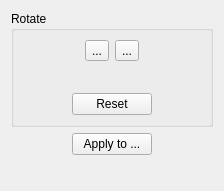
Above: filters/fix_orientation/ui/OrientationOptionsWidget.ui from 4lex4/scantailor-advanced before the change. Below: the same form after it.
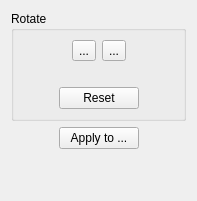
That is the form after the change. Icons and pictures are not drawn.

The edit to the form file:
```diff
--- a/filters/fix_orientation/ui/OrientationOptionsWidget.ui
+++ b/filters/fix_orientation/ui/OrientationOptionsWidget.ui
@@ -6,8 +6,8 @@
    <rect>
     <x>0</x>
     <y>0</y>
-    <width>224</width>
-    <height>191</height>
+    <width>197</width>
+    <height>201</height>
    </rect>
   </property>
   <property name="windowTitle">
@@ -29,8 +29,8 @@
           </property>
           <property name="sizeHint" stdset="0">
            <size>
-            <width>40</width>
-            <height>20</height>
+            <width>1</width>
+            <height>1</height>
            </size>
           </property>
          </spacer>
@@ -76,8 +76,8 @@
           </property>
           <property name="sizeHint" stdset="0">
            <size>
-            <width>40</width>
-            <height>20</height>
+            <width>1</width>
+            <height>1</height>
            </size>
           </property>
          </spacer>
@@ -93,8 +93,8 @@
           </property>
           <property name="sizeHint" stdset="0">
            <size>
-            <width>40</width>
-            <height>20</height>
+            <width>1</width>
+            <height>1</height>
            </size>
           </property>
          </spacer>
@@ -116,8 +116,8 @@
           </property>
           <property name="sizeHint" stdset="0">
            <size>
-            <width>40</width>
-            <height>20</height>
+            <width>1</width>
+            <height>1</height>
            </size>
           </property>
          </spacer>
@@ -133,8 +133,8 @@
           </property>
           <property name="sizeHint" stdset="0">
            <size>
-            <width>40</width>
-            <height>20</height>
+            <width>1</width>
+            <height>1</height>
            </size>
           </property>
          </spacer>
@@ -153,8 +153,8 @@
           </property>
           <property name="sizeHint" stdset="0">
            <size>
-            <width>40</width>
-            <height>20</height>
+            <width>1</width>
+            <height>1</height>
            </size>
           </property>
          </spacer>
@@ -173,8 +173,8 @@
        </property>
        <property name="sizeHint" stdset="0">
         <size>
-         <width>40</width>
-         <height>20</height>
+         <width>1</width>
+         <height>1</height>
         </size>
        </property>
       </spacer>
@@ -193,8 +193,8 @@
        </property>
        <property name="sizeHint" stdset="0">
         <size>
-         <width>40</width>
-         <height>20</height>
+         <width>1</width>
+         <height>1</height>
         </size>
        </property>
       </spacer>
@@ -208,8 +208,8 @@
      </property>
      <property name="sizeHint" stdset="0">
       <size>
-       <width>20</width>
-       <height>40</height>
+       <width>1</width>
+       <height>1</height>
       </size>
      </property>
     </spacer>
```
